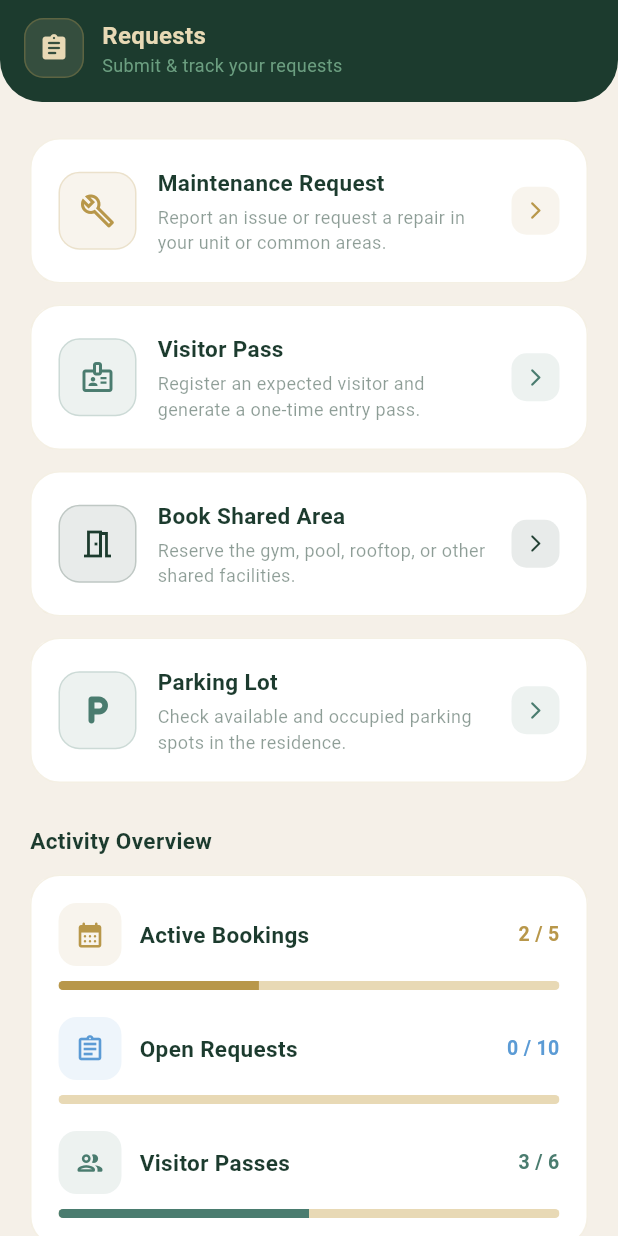
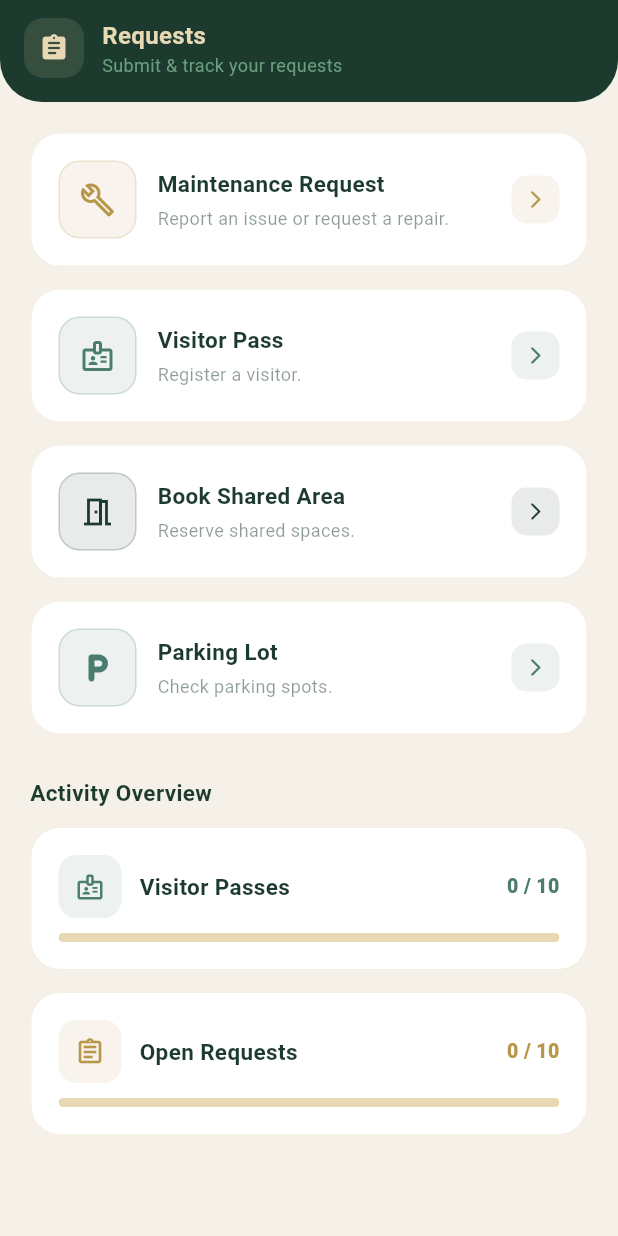
Before and after one commit to radjaa-b/Hexa_linked, a Flutter app: the RequestsHubScreen screen opened directly, on a phone screen of 412 x 824 dp. Run offline on Flutter 3.47's test engine with Material 3 defaults, Android fonts, the phone set to English and light mode, and no system bars; our stand-ins replace app_links, flutter_dotenv, flutter_secure_storage, geolocator, image_picker, timeago; accounts and stored records are empty.

Commit message:
Request visitor- all set for mobile, updated the track request

```diff
--- a/mobile_flutter/lib/features/requests/screens/requests_hub_screen.dart
+++ b/mobile_flutter/lib/features/requests/screens/requests_hub_screen.dart
@@ -8,6 +8,7 @@ import 'parking_screen.dart';
 import 'package:resident_app/features/auth/services/auth_service.dart';
 import '../services/requests_service.dart';
 import '../models/maintenance_request.dart';
+import '../models/visitor_request.dart';
 
 class RequestsHubScreen extends StatelessWidget {
   const RequestsHubScreen({super.key});
@@ -22,7 +23,6 @@ class RequestsHubScreen extends StatelessWidget {
           child: Column(
             crossAxisAlignment: CrossAxisAlignment.start,
             children: [
-              // ── App bar / Header ─────────────────────────────
               Container(
                 padding: const EdgeInsets.fromLTRB(16, 12, 16, 16),
                 decoration: const BoxDecoration(
@@ -40,10 +40,6 @@ class RequestsHubScreen extends StatelessWidget {
                       decoration: BoxDecoration(
                         color: AppColors.parchment.withOpacity(0.12),
                         borderRadius: BorderRadius.circular(13),
-                        border: Border.all(
-                          color: AppColors.gold.withOpacity(0.30),
-                          width: 1,
-                        ),
                       ),
                       child: const Icon(
                         Icons.assignment_rounded,
@@ -78,19 +74,14 @@ class RequestsHubScreen extends StatelessWidget {
                 ),
               ),
 
-              // ── Body ─────────────────────────────────────────
               Padding(
                 padding: const EdgeInsets.all(20),
                 child: Column(
-                  crossAxisAlignment: CrossAxisAlignment.start,
                   children: [
-                    const SizedBox(height: 4),
-
                     RequestHubCard(
                       icon: Icons.build_outlined,
                       title: 'Maintenance Request',
-                      subtitle:
-                          'Report an issue or request a repair in your unit or common areas.',
+                      subtitle: 'Report an issue or request a repair.',
                       accentColor: AppColors.gold,
                       onTap: () => Navigator.push(
                         context,
@@ -104,23 +95,30 @@ class RequestsHubScreen extends StatelessWidget {
                     RequestHubCard(
                       icon: Icons.badge_outlined,
                       title: 'Visitor Pass',
-                      subtitle:
-                          'Register an expected visitor and generate a one-time entry pass.',
+                      subtitle: 'Register a visitor.',
                       accentColor: AppColors.teal,
-                      onTap: () => Navigator.push(
+                      onTap: () async {
+                        await Navigator.push(
                           context,
                           MaterialPageRoute(
                             builder: (_) => const VisitorScreen(),
                           ),
+                        );
+
+                        Navigator.pushReplacement(
+                          context,
+                          MaterialPageRoute(
+                            builder: (_) => const RequestsHubScreen(),
                           ),
+                        );
+                      },
                     ),
                     const SizedBox(height: 14),
 
                     RequestHubCard(
                       icon: Icons.meeting_room_outlined,
                       title: 'Book Shared Area',
-                      subtitle:
-                          'Reserve the gym, pool, rooftop, or other shared facilities.',
+                      subtitle: 'Reserve shared spaces.',
                       accentColor: AppColors.darkGreen,
                       onTap: () => Navigator.push(
                         context,
@@ -134,8 +132,7 @@ class RequestsHubScreen extends StatelessWidget {
                     RequestHubCard(
                       icon: Icons.local_parking_rounded,
                       title: 'Parking Lot',
-                      subtitle:
-                          'Check available and occupied parking spots in the residence.',
+                      subtitle: 'Check parking spots.',
                       accentColor: AppColors.teal,
                       onTap: () => Navigator.push(
                         context,
@@ -144,10 +141,12 @@ class RequestsHubScreen extends StatelessWidget {
                         ),
                       ),
                     ),
+
                     const SizedBox(height: 28),
 
-                    // ── Activity Overview ─────────────────────
-                    const Text(
+                    const Align(
+                      alignment: Alignment.centerLeft,
+                      child: Text(
                         'Activity Overview',
                         style: TextStyle(
                           fontSize: 15,
@@ -155,6 +154,8 @@ class RequestsHubScreen extends StatelessWidget {
                           color: AppColors.darkGreen,
                         ),
                       ),
+                    ),
+
                     const SizedBox(height: 12),
 
                     const _ActivityCard(),
@@ -180,6 +181,12 @@ class _ActivityCardState extends State<_ActivityCard> {
   int _openRequests = 0;
   bool _loading = true;
 
+  bool _showVisitors = false;
+  bool _showOpenRequests = false;
+
+  List<VisitorRequest> _visitorRequests = [];
+  List<MaintenanceRequest> _maintenanceRequests = [];
+
   @override
   void initState() {
     super.initState();
@@ -191,78 +198,249 @@ class _ActivityCardState extends State<_ActivityCard> {
       final session = await AuthService.getStoredSession(
         requiredRole: 'resident',
       );
-      if (session == null) return;
 
-      final requests = await RequestsService().getMaintenanceRequests(
+      if (session == null) {
+        if (mounted) setState(() => _loading = false);
+        return;
+      }
+
+      try {
+        final maintenance = await RequestsService().getMaintenanceRequests(
           token: session.accessToken,
         );
 
-      final open = requests
-          .where((r) => r.status == 'pending' || r.status == 'in_progress')
+        final open = maintenance
+            .where(
+              (r) =>
+                  r.status.toLowerCase() == 'pending' ||
+                  r.status.toLowerCase() == 'in_progress',
+            )
             .length;
 
-      if (mounted) setState(() => _openRequests = open);
-    } catch (_) {
-      // fail silently — keep showing 0
+        if (mounted) {
+          setState(() {
+            _openRequests = open;
+            _maintenanceRequests = maintenance;
+          });
+        }
+      } catch (e) {
+        debugPrint('Maintenance load failed: $e');
+      }
+
+      try {
+        final visitors = await RequestsService().getMyVisitorRequests(
+          token: session.accessToken,
+        );
+
+        if (mounted) {
+          setState(() {
+            _visitorRequests = visitors;
+          });
+        }
+      } catch (e) {
+        debugPrint('Visitor requests load failed: $e');
+      }
+    } catch (e) {
+      debugPrint('Activity overview load failed: $e');
     } finally {
       if (mounted) setState(() => _loading = false);
     }
   }
 
+  Color _statusColor(String status) {
+    switch (status.toUpperCase()) {
+      case 'APPROVED':
+        return Colors.green;
+      case 'REJECTED':
+        return Colors.red;
+      case 'PENDING':
+        return Colors.orange;
+      case 'ARRIVED':
+        return AppColors.teal;
+      case 'EXITED':
+      case 'CANCELLED':
+      case 'EXPIRED':
+        return Colors.grey;
+      default:
+        return AppColors.darkGreen;
+    }
+  }
+
+  Widget _miniRequestCard({
+    required String title,
+    required String subtitle,
+    required String status,
+  }) {
+    return Container(
+      width: double.infinity,
+      margin: const EdgeInsets.only(top: 10),
+      padding: const EdgeInsets.all(14),
+      decoration: BoxDecoration(
+        color: AppColors.cream,
+        borderRadius: BorderRadius.circular(14),
+        border: Border.all(color: AppColors.gold.withOpacity(0.14)),
+      ),
+      child: Column(
+        crossAxisAlignment: CrossAxisAlignment.start,
+        children: [
+          Text(
+            title,
+            style: const TextStyle(
+              color: AppColors.darkGreen,
+              fontWeight: FontWeight.w800,
+              fontSize: 13,
+            ),
+          ),
+          const SizedBox(height: 5),
+          Text(
+            subtitle,
+            style: const TextStyle(
+              color: AppColors.mutedGreen,
+              fontSize: 12,
+              fontWeight: FontWeight.w500,
+            ),
+          ),
+          const SizedBox(height: 8),
+          Container(
+            padding: const EdgeInsets.symmetric(horizontal: 10, vertical: 5),
+            decoration: BoxDecoration(
+              color: _statusColor(status).withOpacity(0.12),
+              borderRadius: BorderRadius.circular(20),
+            ),
+            child: Text(
+              status.toUpperCase(),
+              style: TextStyle(
+                color: _statusColor(status),
+                fontWeight: FontWeight.w800,
+                fontSize: 11,
+              ),
+            ),
+          ),
+        ],
+      ),
+    );
+  }
+
   @override
   Widget build(BuildContext context) {
-    const int bookings = 2;
-    const int bookingsMax = 5;
-    const int requestsMax = 10;
-    const int visitors = 3;
-    const int visitorsMax = 6;
+    if (_loading) {
+      return Container(
+        width: double.infinity,
+        padding: const EdgeInsets.all(22),
+        decoration: BoxDecoration(
+          color: Colors.white,
+          borderRadius: BorderRadius.circular(20),
+          border: Border.all(color: AppColors.gold.withOpacity(0.15)),
+        ),
+        child: const Center(
+          child: CircularProgressIndicator(
+            strokeWidth: 2,
+            color: AppColors.gold,
+          ),
+        ),
+      );
+    }
 
-    return Container(
+    final openMaintenance = _maintenanceRequests
+        .where(
+          (r) =>
+              r.status.toLowerCase() == 'pending' ||
+              r.status.toLowerCase() == 'in_progress',
+        )
+        .toList();
+
+    return Column(
+      children: [
+        Container(
           width: double.infinity,
           padding: const EdgeInsets.all(18),
           decoration: BoxDecoration(
             color: Colors.white,
             borderRadius: BorderRadius.circular(20),
-        border: Border.all(color: AppColors.gold.withOpacity(0.15), width: 1),
+            border: Border.all(color: AppColors.gold.withOpacity(0.15)),
           ),
           child: Column(
             children: [
-          const _ActivityStatRow(
-            icon: Icons.calendar_month_rounded,
-            label: 'Active Bookings',
-            value: bookings,
-            max: bookingsMax,
-            color: AppColors.gold,
-          ),
-          const SizedBox(height: 18),
-          _loading
-              ? const SizedBox(
-                  height: 42,
-                  child: Center(
-                    child: SizedBox(
-                      width: 16,
-                      height: 16,
-                      child: CircularProgressIndicator(strokeWidth: 2),
+              GestureDetector(
+                onTap: () {
+                  setState(() => _showVisitors = !_showVisitors);
+                },
+                child: _ActivityStatRow(
+                  icon: Icons.badge_outlined,
+                  label: 'Visitor Passes',
+                  value: _visitorRequests.length,
+                  max: 10,
+                  color: AppColors.teal,
                 ),
               ),
-                )
-              : _ActivityStatRow(
+              if (_showVisitors) ...[
+                const SizedBox(height: 8),
+                if (_visitorRequests.isEmpty)
+                  const Padding(
+                    padding: EdgeInsets.only(top: 10),
+                    child: Text(
+                      'No visitor requests yet',
+                      style: TextStyle(color: AppColors.mutedGreen),
+                    ),
+                  ),
+                ..._visitorRequests.map(
+                  (v) => _miniRequestCard(
+                    title: v.visitorName,
+                    subtitle: '${v.purpose} • ${v.startTime} - ${v.endTime}',
+                    status: v.status,
+                  ),
+                ),
+              ],
+            ],
+          ),
+        ),
+
+        const SizedBox(height: 14),
+
+        Container(
+          width: double.infinity,
+          padding: const EdgeInsets.all(18),
+          decoration: BoxDecoration(
+            color: Colors.white,
+            borderRadius: BorderRadius.circular(20),
+            border: Border.all(color: AppColors.gold.withOpacity(0.15)),
+          ),
+          child: Column(
+            children: [
+              GestureDetector(
+                onTap: () {
+                  setState(() => _showOpenRequests = !_showOpenRequests);
+                },
+                child: _ActivityStatRow(
                   icon: Icons.assignment_outlined,
                   label: 'Open Requests',
                   value: _openRequests,
-                  max: requestsMax,
-                  color: const Color(0xFF5B9BD5),
+                  max: 10,
+                  color: AppColors.gold,
                 ),
-          const SizedBox(height: 18),
-          const _ActivityStatRow(
-            icon: Icons.people_outline_rounded,
-            label: 'Visitor Passes',
-            value: visitors,
-            max: visitorsMax,
-            color: AppColors.teal,
+              ),
+              if (_showOpenRequests) ...[
+                const SizedBox(height: 8),
+                if (openMaintenance.isEmpty)
+                  const Padding(
+                    padding: EdgeInsets.only(top: 10),
+                    child: Text(
+                      'No open maintenance requests',
+                      style: TextStyle(color: AppColors.mutedGreen),
+                    ),
+                  ),
+                ...openMaintenance.map(
+                  (r) => _miniRequestCard(
+                    title: 'Maintenance Request',
+                    subtitle: r.category,
+                    status: r.status,
+                  ),
                 ),
               ],
+            ],
           ),
+        ),
+      ],
     );
   }
 }
@@ -284,7 +462,7 @@ class _ActivityStatRow extends StatelessWidget {
 
   @override
   Widget build(BuildContext context) {
-    final double progress = value / max;
+    final double progress = max == 0 ? 0 : (value / max).clamp(0.0, 1.0);
 
     return Column(
       children: [
@@ -306,7 +484,7 @@ class _ActivityStatRow extends StatelessWidget {
                 style: const TextStyle(
                   color: AppColors.darkGreen,
                   fontSize: 15,
-                  fontWeight: FontWeight.w600,
+                  fontWeight: FontWeight.w700,
                 ),
               ),
             ),
@@ -315,14 +493,14 @@ class _ActivityStatRow extends StatelessWidget {
               style: TextStyle(
                 color: color,
                 fontSize: 13,
-                fontWeight: FontWeight.w700,
+                fontWeight: FontWeight.w800,
               ),
             ),
           ],
         ),
         const SizedBox(height: 10),
         ClipRRect(
-          borderRadius: BorderRadius.circular(4),
+          borderRadius: BorderRadius.circular(8),
           child: LinearProgressIndicator(
             value: progress,
             minHeight: 6,
--- a/mobile_flutter/lib/features/requests/services/requests_service.dart
+++ b/mobile_flutter/lib/features/requests/services/requests_service.dart
@@ -1,9 +1,11 @@
 import 'dart:convert';
+import 'package:flutter/material.dart';
 import 'package:http/http.dart' as http;
 import '../models/maintenance_request.dart';
 import '../models/visitor_request.dart';
 import '../models/booking_request.dart';
 import '../models/parking_spot.dart';
+import 'package:flutter/foundation.dart';
 
 //   HEY RADJA  zwina  rabi m3ak   — READ THIS FIRST
 
@@ -103,6 +105,9 @@ class RequestsService {
       Uri.parse('$_baseUrl/visitor-requests/my'),
       headers: _headers(token: token),
     );
+
+    debugPrint('VISITOR GET STATUS: ${response.statusCode}');
+    debugPrint('VISITOR GET BODY: ${response.body}');
 
     if (response.statusCode == 200) {
       final List data = jsonDecode(response.body);
```
Also changed, not shown: mobile_flutter/lib/features/requests/models/visitor_request.dart (+10 -1 lines). Lines whose indentation alone changed are shown as unchanged.
